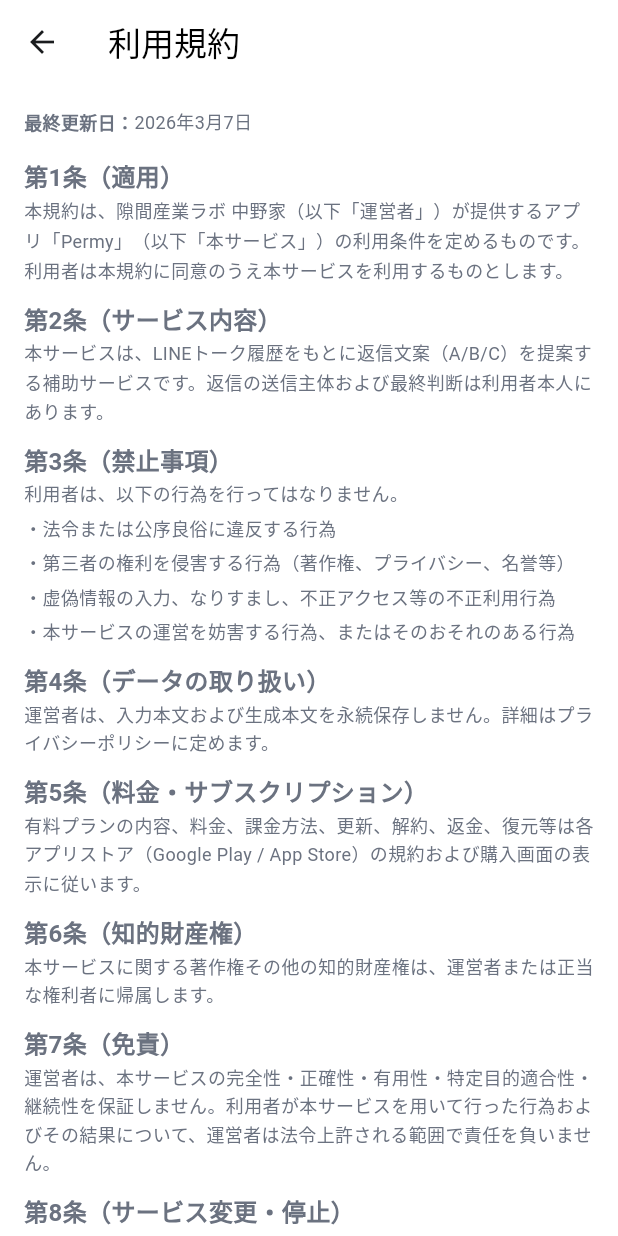
After one commit to undefined-0825/permy, a Flutter app: the TermsOfServiceScreen screen opened directly, on a phone screen of 412 x 824 dp. The commit adds this screen. Run offline on Flutter 3.47's test engine with Material 3 defaults, Android fonts, the phone set to English and light mode, and no system bars; our stand-ins replace flutter_secure_storage, package_info_plus, share_plus, shared_preferences; missing offline and left inert: receive_sharing_intent; accounts and stored records are empty; network calls fail; statements that could not run were skipped.

Commit message:
feat: 利用規約/プライバシーポリシー画面を実装
- Settings に利用規約/プライバシーポリシー導線を追加
- 利用規約ページを新規実装（禁止事項、免責、準拠法/管轄を明記）
- プライバシーポリシーページを新規実装（本文非保存方針を明記）
- 画面遷移と表示内容のテストを追加
- product_spec に公開前TODO（法務/審査の最低限）を追記

```diff
--- /dev/null
+++ b/frontend/lib/src/presentation/privacy_policy_screen.dart
@@ -0,0 +1,127 @@
+import 'package:flutter/material.dart';
+
+class PrivacyPolicyScreen extends StatelessWidget {
+  const PrivacyPolicyScreen({super.key});
+
+  @override
+  Widget build(BuildContext context) {
+    return Scaffold(
+      appBar: AppBar(title: const Text('プライバシーポリシー')),
+      body: SingleChildScrollView(
+        padding: const EdgeInsets.all(16),
+        child: const Column(
+          crossAxisAlignment: CrossAxisAlignment.start,
+          children: [
+            _MetaRow(label: '最終更新日', value: '2026年3月7日'),
+            SizedBox(height: 16),
+            _SectionTitle('1. 基本方針'),
+            _BodyText(
+              'Permy（以下「本サービス」）は、利用者のプライバシーを尊重し、取得する情報を必要最小限に限定します。特に、LINEトーク履歴本文および生成本文は永続保存しません。',
+            ),
+            SizedBox(height: 12),
+            _SectionTitle('2. 取得する情報'),
+            _BulletText('匿名認証用のユーザー識別子（user_id）'),
+            _BulletText('アプリ設定情報（例：NGタグ、診断タイプ、生成方針）'),
+            _BulletText('利用状況のメタデータ（例：イベント種別、アプリバージョン、OS、エラーコード）'),
+            SizedBox(height: 8),
+            _BodyText('上記には、会話本文・生成本文そのものは含みません。'),
+            SizedBox(height: 12),
+            _SectionTitle('3. 保存しない情報（重要）'),
+            _BulletText('LINEトーク履歴本文'),
+            _BulletText('AIが生成した返信本文'),
+            _BulletText('本文を復元可能な派生データ（要約・特徴量等）'),
+            SizedBox(height: 12),
+            _SectionTitle('4. 利用目的'),
+            _BulletText('本サービス機能の提供（返信案生成、設定同期、端末移行）'),
+            _BulletText('障害対応および品質改善（本文を含まない範囲）'),
+            _BulletText('利用状況分析（本文を含まない統計情報）'),
+            SizedBox(height: 12),
+            _SectionTitle('5. 第三者提供'),
+            _BodyText(
+              '法令に基づく場合を除き、運営者は個人データを第三者へ提供しません。外部サービスを利用する場合も、本文非保存ポリシーを維持する範囲でのみ利用します。',
+            ),
+            SizedBox(height: 12),
+            _SectionTitle('6. 安全管理'),
+            _BulletText('通信は暗号化（HTTPS）を前提とします。'),
+            _BulletText('トークンは端末のセキュアストレージに保存します。'),
+            _BulletText('ログには本文を含めません。'),
+            SizedBox(height: 12),
+            _SectionTitle('7. 保有期間'),
+            _BodyText(
+              '設定情報・認証情報・運用上必要なログは、法令およびサービス運営上必要な期間のみ保持し、不要となった情報は適切に削除します。',
+            ),
+            SizedBox(height: 12),
+            _SectionTitle('8. 利用者の権利'),
+            _BodyText(
+              '利用者は、法令の範囲で自己情報に関する開示・訂正・利用停止等を求めることができます。手続きは下記連絡先へお問い合わせください。',
+            ),
+            SizedBox(height: 12),
+            _SectionTitle('9. ポリシー変更'),
+            _BodyText('本ポリシーは必要に応じて改定されます。重要な変更はアプリ内または適切な方法で通知します。'),
+            SizedBox(height: 20),
+            Divider(),
+            SizedBox(height: 12),
+            _BodyText('運営者：隙間産業ラボ 中野家'),
+            _BodyText('連絡先：sukima.lab.nakanoya@gmail.com'),
+          ],
+        ),
+      ),
+    );
+  }
+}
+
+class _MetaRow extends StatelessWidget {
+  const _MetaRow({required this.label, required this.value});
+
+  final String label;
+  final String value;
+
+  @override
+  Widget build(BuildContext context) {
+    return Row(
+      children: [
+        Text('$label：', style: const TextStyle(fontWeight: FontWeight.w600)),
+        Text(value),
+      ],
+    );
+  }
+}
+
+class _SectionTitle extends StatelessWidget {
+  const _SectionTitle(this.text);
+
+  final String text;
+
+  @override
+  Widget build(BuildContext context) {
+    return Text(
+      text,
+      style: const TextStyle(fontSize: 16, fontWeight: FontWeight.bold),
+    );
+  }
+}
+
+class _BodyText extends StatelessWidget {
+  const _BodyText(this.text);
+
+  final String text;
+
+  @override
+  Widget build(BuildContext context) {
+    return Text(text, style: const TextStyle(height: 1.6));
+  }
+}
+
+class _BulletText extends StatelessWidget {
+  const _BulletText(this.text);
+
+  final String text;
+
+  @override
+  Widget build(BuildContext context) {
+    return Padding(
+      padding: const EdgeInsets.only(top: 4),
+      child: Text('・$text', style: const TextStyle(height: 1.6)),
+    );
+  }
+}
--- /dev/null
+++ b/frontend/lib/src/presentation/terms_of_service_screen.dart
@@ -0,0 +1,130 @@
+import 'package:flutter/material.dart';
+
+class TermsOfServiceScreen extends StatelessWidget {
+  const TermsOfServiceScreen({super.key});
+
+  @override
+  Widget build(BuildContext context) {
+    return Scaffold(
+      appBar: AppBar(title: const Text('利用規約')),
+      body: SingleChildScrollView(
+        padding: const EdgeInsets.all(16),
+        child: const Column(
+          crossAxisAlignment: CrossAxisAlignment.start,
+          children: [
+            _MetaRow(label: '最終更新日', value: '2026年3月7日'),
+            SizedBox(height: 16),
+            _SectionTitle('第1条（適用）'),
+            _BodyText(
+              '本規約は、隙間産業ラボ 中野家（以下「運営者」）が提供するアプリ「Permy」（以下「本サービス」）の利用条件を定めるものです。利用者は本規約に同意のうえ本サービスを利用するものとします。',
+            ),
+            SizedBox(height: 12),
+            _SectionTitle('第2条（サービス内容）'),
+            _BodyText(
+              '本サービスは、LINEトーク履歴をもとに返信文案（A/B/C）を提案する補助サービスです。返信の送信主体および最終判断は利用者本人にあります。',
+            ),
+            SizedBox(height: 12),
+            _SectionTitle('第3条（禁止事項）'),
+            _BodyText('利用者は、以下の行為を行ってはなりません。'),
+            _BulletText('法令または公序良俗に違反する行為'),
+            _BulletText('第三者の権利を侵害する行為（著作権、プライバシー、名誉等）'),
+            _BulletText('虚偽情報の入力、なりすまし、不正アクセス等の不正利用行為'),
+            _BulletText('本サービスの運営を妨害する行為、またはそのおそれのある行為'),
+            SizedBox(height: 12),
+            _SectionTitle('第4条（データの取り扱い）'),
+            _BodyText('運営者は、入力本文および生成本文を永続保存しません。詳細はプライバシーポリシーに定めます。'),
+            SizedBox(height: 12),
+            _SectionTitle('第5条（料金・サブスクリプション）'),
+            _BodyText(
+              '有料プランの内容、料金、課金方法、更新、解約、返金、復元等は各アプリストア（Google Play / App Store）の規約および購入画面の表示に従います。',
+            ),
+            SizedBox(height: 12),
+            _SectionTitle('第6条（知的財産権）'),
+            _BodyText('本サービスに関する著作権その他の知的財産権は、運営者または正当な権利者に帰属します。'),
+            SizedBox(height: 12),
+            _SectionTitle('第7条（免責）'),
+            _BodyText(
+              '運営者は、本サービスの完全性・正確性・有用性・特定目的適合性・継続性を保証しません。利用者が本サービスを用いて行った行為およびその結果について、運営者は法令上許される範囲で責任を負いません。',
+            ),
+            SizedBox(height: 12),
+            _SectionTitle('第8条（サービス変更・停止）'),
+            _BodyText(
+              '運営者は、保守、障害対応、法令対応その他必要な場合、事前通知なく本サービスの全部または一部を変更・停止・終了することがあります。',
+            ),
+            SizedBox(height: 12),
+            _SectionTitle('第9条（規約の変更）'),
+            _BodyText(
+              '運営者は、必要と判断した場合、本規約を変更できます。変更後の規約は本サービス内に表示した時点で効力を生じます。',
+            ),
+            SizedBox(height: 12),
+            _SectionTitle('第10条（準拠法・裁判管轄）'),
+            _BodyText(
+              '本規約は日本法を準拠法とし、本サービスに関して紛争が生じた場合は、運営者の所在地を管轄する裁判所を第一審の専属的合意管轄裁判所とします。',
+            ),
+            SizedBox(height: 20),
+            Divider(),
+            SizedBox(height: 12),
+            _BodyText('運営者：隙間産業ラボ 中野家'),
+            _BodyText('連絡先：sukima.lab.nakanoya@gmail.com'),
+          ],
+        ),
+      ),
+    );
+  }
+}
+
+class _MetaRow extends StatelessWidget {
+  const _MetaRow({required this.label, required this.value});
+
+  final String label;
+  final String value;
+
+  @override
+  Widget build(BuildContext context) {
+    return Row(
+      children: [
+        Text('$label：', style: const TextStyle(fontWeight: FontWeight.w600)),
+        Text(value),
+      ],
+    );
+  }
+}
+
+class _SectionTitle extends StatelessWidget {
+  const _SectionTitle(this.text);
+
+  final String text;
+
+  @override
+  Widget build(BuildContext context) {
+    return Text(
+      text,
+      style: const TextStyle(fontSize: 16, fontWeight: FontWeight.bold),
+    );
+  }
+}
+
+class _BodyText extends StatelessWidget {
+  const _BodyText(this.text);
+
+  final String text;
+
+  @override
+  Widget build(BuildContext context) {
+    return Text(text, style: const TextStyle(height: 1.6));
+  }
+}
+
+class _BulletText extends StatelessWidget {
+  const _BulletText(this.text);
+
+  final String text;
+
+  @override
+  Widget build(BuildContext context) {
+    return Padding(
+      padding: const EdgeInsets.only(top: 4),
+      child: Text('・$text', style: const TextStyle(height: 1.6)),
+    );
+  }
+}
```
Also changed, not shown: frontend/lib/src/presentation/settings_screen.dart (+28 -0 lines), 3 other files.
